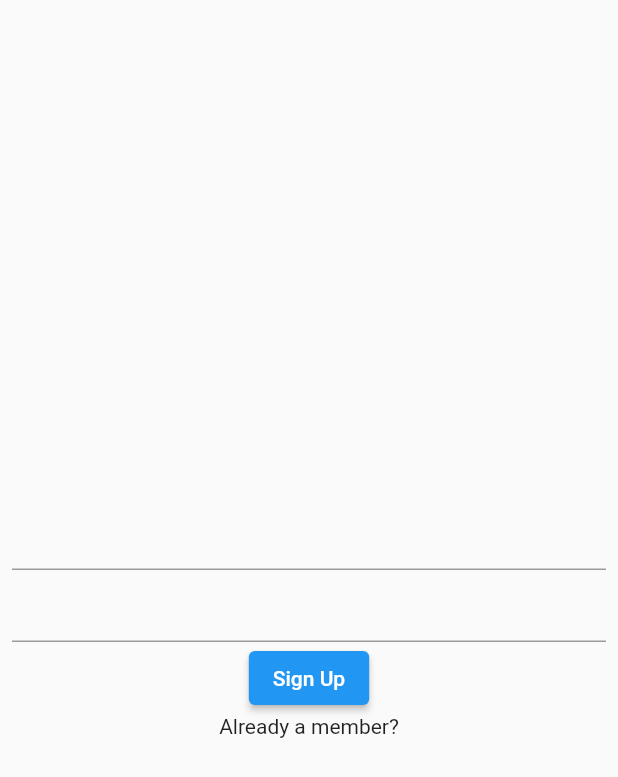
After one commit to baydemirytu/SanalPortfoyYonetimSimulasyonu, a Flutter app: the screen it shows after launch, after a tap on "Register", after a tap on "Sign Up", on a phone screen of 412 x 824 dp. The commit adds this screen. Shown: the top 777 px of the screen. Run offline on Flutter 3.47's test engine with Material 2 defaults, Android fonts, the light colour scheme and no system bars; our stand-ins replace firebase_auth, firebase_core; accounts and stored records are empty; network calls fail.

Commit message:
Register page implemented

```diff
--- a/lib/main.dart
+++ b/lib/main.dart
@@ -1,6 +1,6 @@
 import 'package:flutter/material.dart';
 import 'package:firebase_core/firebase_core.dart';
-import 'package:sanal_portfoy_yonetim_simulasyonu/screens/main_page.dart';
+import 'package:sanal_portfoy_yonetim_simulasyonu/pages/main_page.dart';
 import 'firebase_options.dart';
 
 void main() async {
--- /dev/null
+++ b/lib/pages/authentication_page.dart
@@ -0,0 +1,29 @@
+import 'package:flutter/material.dart';
+import 'login_page.dart';
+import 'register_page.dart';
+
+class AuthenticationPage extends StatefulWidget {
+  const AuthenticationPage({Key? key}) : super(key: key);
+
+  @override
+  State<AuthenticationPage> createState() => _AuthenticationPageState();
+}
+
+class _AuthenticationPageState extends State<AuthenticationPage> {
+  bool loginPage = true;
+
+  void changePage() {
+    setState(() {
+      loginPage = !loginPage;
+    });
+  }
+
+  @override
+  Widget build(BuildContext context) {
+    if (loginPage) {
+      return LoginPage(showRegisterPage: changePage);
+    } else {
+      return RegisterPage(showLoginPage: changePage);
+    }
+  }
+}
--- a/lib/screens/login_page.dart
+++ b/lib/pages/login_page.dart
@@ -2,7 +2,8 @@ import 'package:firebase_auth/firebase_auth.dart';
 import 'package:flutter/material.dart';
 
 class LoginPage extends StatefulWidget {
-  const LoginPage({Key? key}) : super(key: key);
+  final VoidCallback showRegisterPage;
+  const LoginPage({Key? key, required this.showRegisterPage}) : super(key: key);
 
   @override
   State<LoginPage> createState() => _LoginPageState();
@@ -20,6 +21,13 @@ class _LoginPageState extends State<LoginPage> {
   }
 
   @override
+  void dispose() {
+    mailController.dispose();
+    passwordController.dispose();
+    super.dispose();
+  }
+
+  @override
   Widget build(BuildContext context) {
     return Scaffold(
       body: SafeArea(
@@ -28,17 +36,17 @@ class _LoginPageState extends State<LoginPage> {
           child: Column(
             mainAxisAlignment: MainAxisAlignment.center,
             children: [
-              TextField(
-                controller: mailController,
-              ),
-              TextField(
-                controller: passwordController,
-              ),
+              TextField(controller: mailController),
+              TextField(controller: passwordController),
               ElevatedButton(
                 onPressed: () {
                   signIn();
                 },
-                child: const Text('Press'),
+                child: const Text('Sign In'),
+              ),
+              GestureDetector(
+                onTap: widget.showRegisterPage,
+                child: const Text('Register'),
               ),
             ],
           ),
--- a/lib/screens/main_page.dart
+++ b/lib/pages/main_page.dart
@@ -1,8 +1,7 @@
 import 'package:firebase_auth/firebase_auth.dart';
 import 'package:flutter/material.dart';
-import 'package:sanal_portfoy_yonetim_simulasyonu/screens/home_page.dart';
-
-import 'login_page.dart';
+import 'authentication_page.dart';
+import 'home_page.dart';
 
 class MainPage extends StatelessWidget {
   const MainPage({Key? key}) : super(key: key);
@@ -16,7 +15,7 @@ class MainPage extends StatelessWidget {
           if (snapshot.hasData) {
             return const HomePage();
           } else {
-            return const LoginPage();
+            return const AuthenticationPage();
           }
         },
       ),
--- /dev/null
+++ b/lib/pages/register_page.dart
@@ -0,0 +1,57 @@
+import 'package:firebase_auth/firebase_auth.dart';
+import 'package:flutter/material.dart';
+
+class RegisterPage extends StatefulWidget {
+  final VoidCallback showLoginPage;
+  const RegisterPage({Key? key, required this.showLoginPage}) : super(key: key);
+
+  @override
+  State<RegisterPage> createState() => _RegisterPageState();
+}
+
+class _RegisterPageState extends State<RegisterPage> {
+  final TextEditingController mailController = TextEditingController();
+  final TextEditingController passwordController = TextEditingController();
+
+  Future signUp() async {
+    FirebaseAuth.instance.createUserWithEmailAndPassword(
+      email: mailController.text.trim(),
+      password: passwordController.text.trim(),
+    );
+  }
+
+  @override
+  void dispose() {
+    mailController.dispose();
+    passwordController.dispose();
+    super.dispose();
+  }
+
+  @override
+  Widget build(BuildContext context) {
+    return Scaffold(
+      body: SafeArea(
+        child: Padding(
+          padding: const EdgeInsets.all(8.0),
+          child: Column(
+            mainAxisAlignment: MainAxisAlignment.center,
+            children: [
+              TextField(controller: mailController),
+              TextField(controller: passwordController),
+              ElevatedButton(
+                onPressed: () {
+                  signUp();
+                },
+                child: const Text('Sign Up'),
+              ),
+              GestureDetector(
+                onTap: widget.showLoginPage,
+                child: const Text('Already a member?'),
+              ),
+            ],
+          ),
+        ),
+      ),
+    );
+  }
+}
--- a/pubspec.yaml
+++ b/pubspec.yaml
@@ -36,6 +36,8 @@ dependencies:
   cupertino_icons: ^1.0.2
   firebase_core: ^1.19.2
   firebase_auth: ^3.4.2
+  google_fonts: ^3.0.1
+  email_validator: ^2.0.1
 
 dev_dependencies:
   flutter_test:
```
Also changed, not shown: lib/pages/home_page.dart (renamed from lib/screens/home_page.dart, +3 -10 lines), pubspec.lock, 1 other file.
